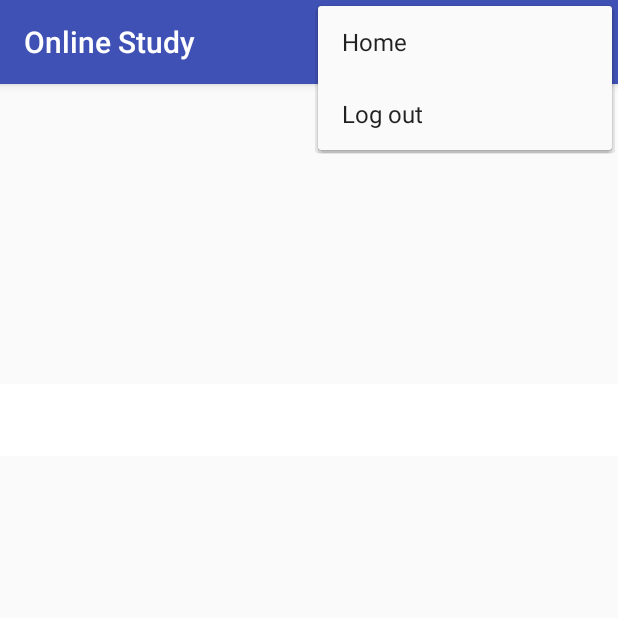
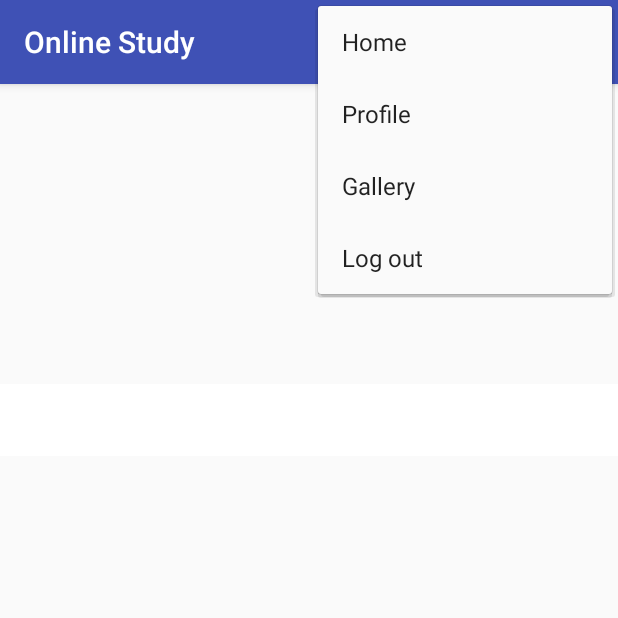
Before and after one commit to webservice-htt/android-game, an Android app: the CourseDetailActivity screen opened directly, with no data from a screen before it, with the options menu open, on a phone screen of 412 x 824 dp, the top half of it. Run offline under Robolectric (Android 15) with nearby library versions, the phone set to English and light mode, and no system bars; pictures from the network do not load.

Commit message:
modifier some files

```diff
--- a/app/src/main/java/com/example/baobang/gameduangua/login/view/LoginActivity.java
+++ b/app/src/main/java/com/example/baobang/gameduangua/login/view/LoginActivity.java
@@ -76,7 +76,7 @@ public class LoginActivity extends AppCompatActivity implements ViewLoginListene
         String json = gson.toJson(user);
 
         Toast.makeText(LoginActivity.this, "Login Thanh Cong : " + user.getName(), Toast.LENGTH_SHORT).show();
-
+        Log.e("USER", json);
         SharedPreferences.Editor editor = preferences.edit();
         editor.putString(Constant.USER, json);
         editor.apply();
--- a/app/src/main/java/com/example/baobang/gameduangua/model/BaseResponse.java
+++ b/app/src/main/java/com/example/baobang/gameduangua/model/BaseResponse.java
@@ -2,7 +2,7 @@ package com.example.baobang.gameduangua.model;
 
 import com.google.gson.annotations.SerializedName;
 
-/**
+/*
  * Created by huuduc on 09/03/2018.
  */
 
--- a/app/src/main/java/com/example/baobang/gameduangua/model/CategoryResponse.java
+++ b/app/src/main/java/com/example/baobang/gameduangua/model/CategoryResponse.java
@@ -8,11 +8,11 @@ import java.util.List;
  * Created by baobang on 4/2/18.
  */
 
-public class CategoryRespone extends BaseResponse{
+public class CategoryResponse extends BaseResponse{
     @SerializedName("results")
     private List<Category> results = null;
 
-    public CategoryRespone(int statusCode, List<Category> results) {
+    public CategoryResponse(int statusCode, List<Category> results) {
         super(statusCode);
         this.results = results;
     }
--- a/app/src/main/java/com/example/baobang/gameduangua/model/User.java
+++ b/app/src/main/java/com/example/baobang/gameduangua/model/User.java
@@ -5,7 +5,7 @@ import com.google.gson.annotations.SerializedName;
 import java.io.Serializable;
 import java.util.ArrayList;
 
-/**
+/*
  * Created by huuduc on 29/01/2018.
  */
 
--- a/app/src/main/res/layout/activity_login.xml
+++ b/app/src/main/res/layout/activity_login.xml
@@ -62,8 +62,7 @@
             android:layout_marginTop="20dp"
             android:background="@color/colorAccent"
             android:text="@string/btn_login"
-            android:textColor="@android:color/black"
-            />
+            android:textColor="@android:color/black" />
 
         <TextView
             android:id="@+id/txtRegister"
--- a/app/src/main/res/layout/category_item.xml
+++ b/app/src/main/res/layout/category_item.xml
@@ -3,8 +3,7 @@
     android:orientation="vertical"
     android:layout_width="match_parent"
     android:layout_height="wrap_content"
-    android:layout_marginTop="@dimen/margin"
-    android:layout_marginBottom="@dimen/margin">
+    android:layout_marginTop="@dimen/margin">
 
     <TextView
         android:id="@+id/txtCategoryName"
--- a/app/src/main/res/layout/course_card_view_item.xml
+++ b/app/src/main/res/layout/course_card_view_item.xml
@@ -7,7 +7,7 @@
     xmlns:card_view="http://schemas.android.com/apk/res/android"
     app:cardCornerRadius="10dp"
     app:cardElevation="2dp"
-    android:layout_margin="10dp"
+    android:layout_margin="5dp"
     android:id="@+id/container">
 
     <android.support.constraint.ConstraintLayout
--- a/app/src/main/res/menu/navigation.xml
+++ b/app/src/main/res/menu/navigation.xml
@@ -7,6 +7,17 @@
         android:icon="@drawable/ic_home_black_24dp"
         android:title="@string/title_home"/>
     <item
+        android:id="@+id/profile"
+        android:icon="@drawable/ic_profile"
+        android:title="@string/profile"/>
+
+    <item
+        android:id="@+id/gallery"
+        android:icon="@drawable/ic_gallery"
+        android:title="@string/gallery"/>
+
+
+    <item
         android:id="@+id/logout"
         android:icon="@drawable/ic_notifications_black_24dp"
         android:title="@string/log_out"/>
```
Also changed, not shown: app/src/main/res/layout/activity_list_course.xml (+32 -15 lines), app/src/main/res/values/strings.xml (+12 -0 lines).
